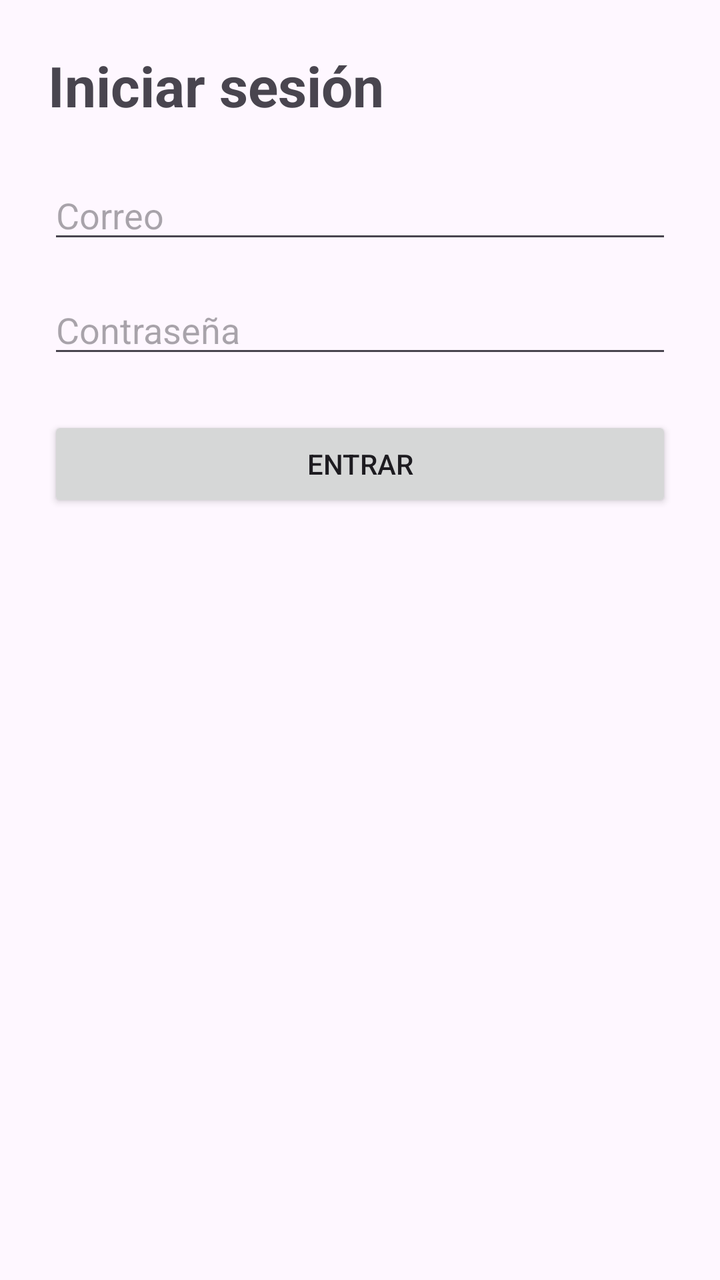
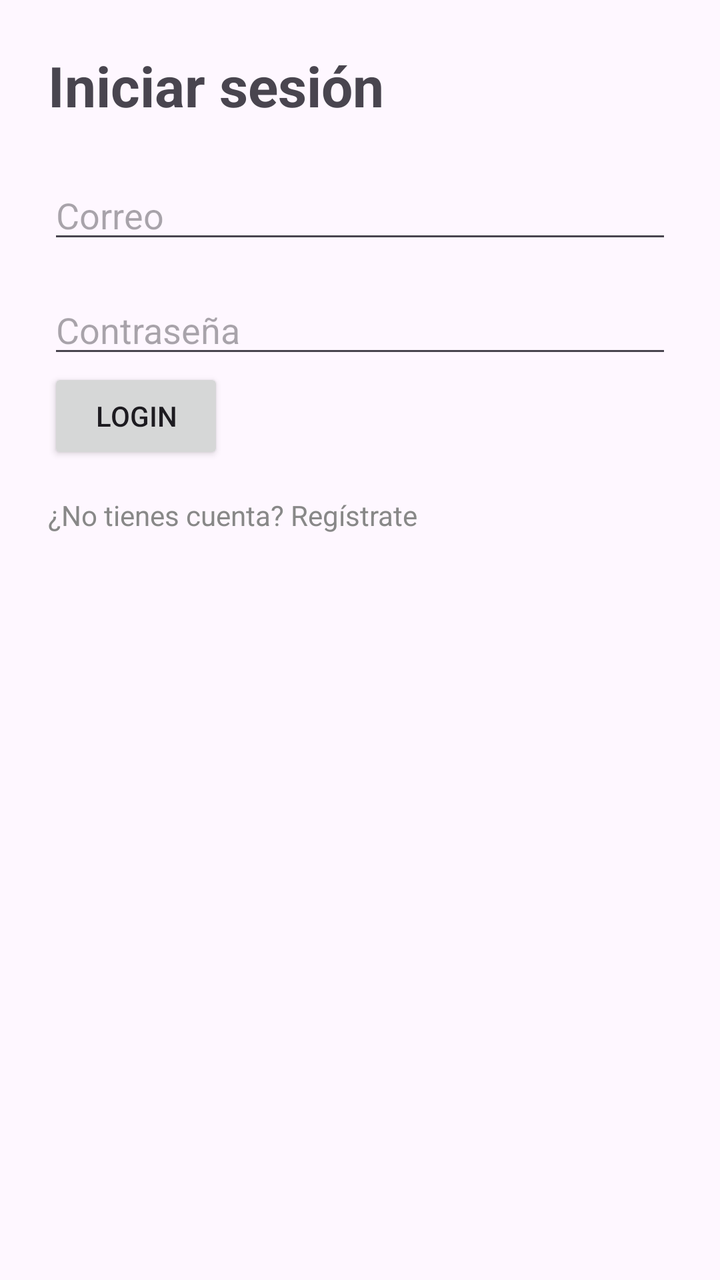

An Android layout rendered at two revisions. The XML below is the earlier revision; the diff shows what the commit changed to produce the second picture.
<!-- AndroidManifest.xml: application theme Theme.Pruebita -->
<!-- res/layout/activity_login.xml -->
<?xml version="1.0" encoding="utf-8"?>
<ScrollView
    xmlns:android="http://schemas.android.com/apk/res/android"
    android:layout_width="match_parent"
    android:layout_height="match_parent">

    <LinearLayout
        android:layout_width="match_parent"
        android:layout_height="wrap_content"
        android:orientation="vertical"
        android:padding="24dp">

        <TextView
            android:layout_width="wrap_content"
            android:layout_height="wrap_content"
            android:text="Iniciar sesión"
            android:textSize="28sp"
            android:textStyle="bold"
            android:layout_marginBottom="24dp"/>

        <EditText
            android:id="@+id/etEmail"
            android:layout_width="match_parent"
            android:layout_height="wrap_content"
            android:hint="Correo"
            android:inputType="textEmailAddress"/>

        <EditText
            android:id="@+id/etPassword"
            android:layout_width="match_parent"
            android:layout_height="wrap_content"
            android:hint="Contraseña"
            android:inputType="textPassword"
            android:layout_marginTop="16dp"/>

        <Button
            android:id="@+id/btnLogin"
            android:layout_width="match_parent"
            android:layout_height="wrap_content"
            android:text="Entrar"
            android:layout_marginTop="24dp"/>

    </LinearLayout>

</ScrollView>
<!-- resources referenced by this layout -->
<resources>
  <style name="Theme.Pruebita" parent="Base.Theme.Pruebita" />
  <style name="Base.Theme.Pruebita" parent="Theme.Material3.DayNight.NoActionBar">
          
          
      </style>
</resources>

<!-- the commit's change to res/layout/activity_login.xml (unified diff, before → after) -->
@@ -35,10 +35,18 @@
 
         <Button
             android:id="@+id/btnLogin"
-            android:layout_width="match_parent"
+            android:layout_width="wrap_content"
             android:layout_height="wrap_content"
-            android:text="Entrar"
-            android:layout_marginTop="24dp"/>
+            android:text="Login"/>
+
+        <TextView
+            android:id="@+id/tvGoRegister"
+            android:layout_width="wrap_content"
+            android:layout_height="wrap_content"
+            android:text="¿No tienes cuenta? Regístrate"
+            android:textColor="#888888"
+            android:textSize="14sp"
+            android:paddingTop="16dp"/>
 
     </LinearLayout>
 
